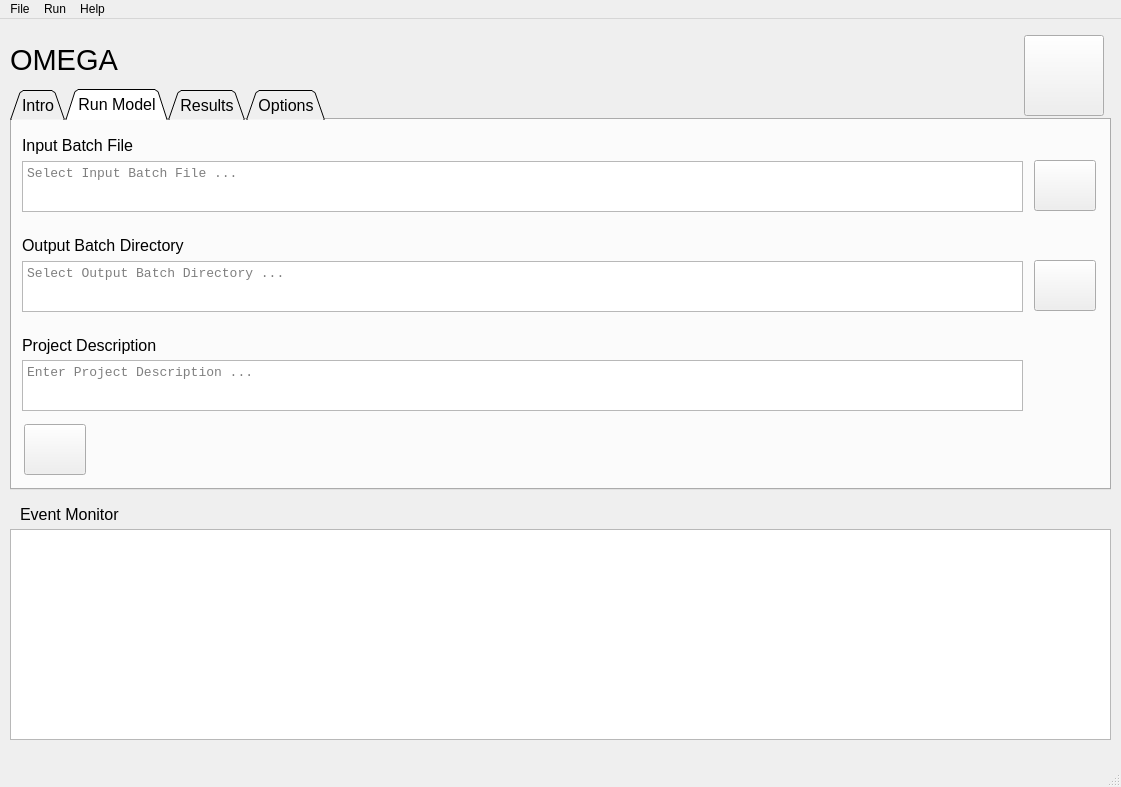
Old version of the form omega_gui/elements/omega_gui_qt.ui in the repository USEPA/EPA_OMEGA_Model.
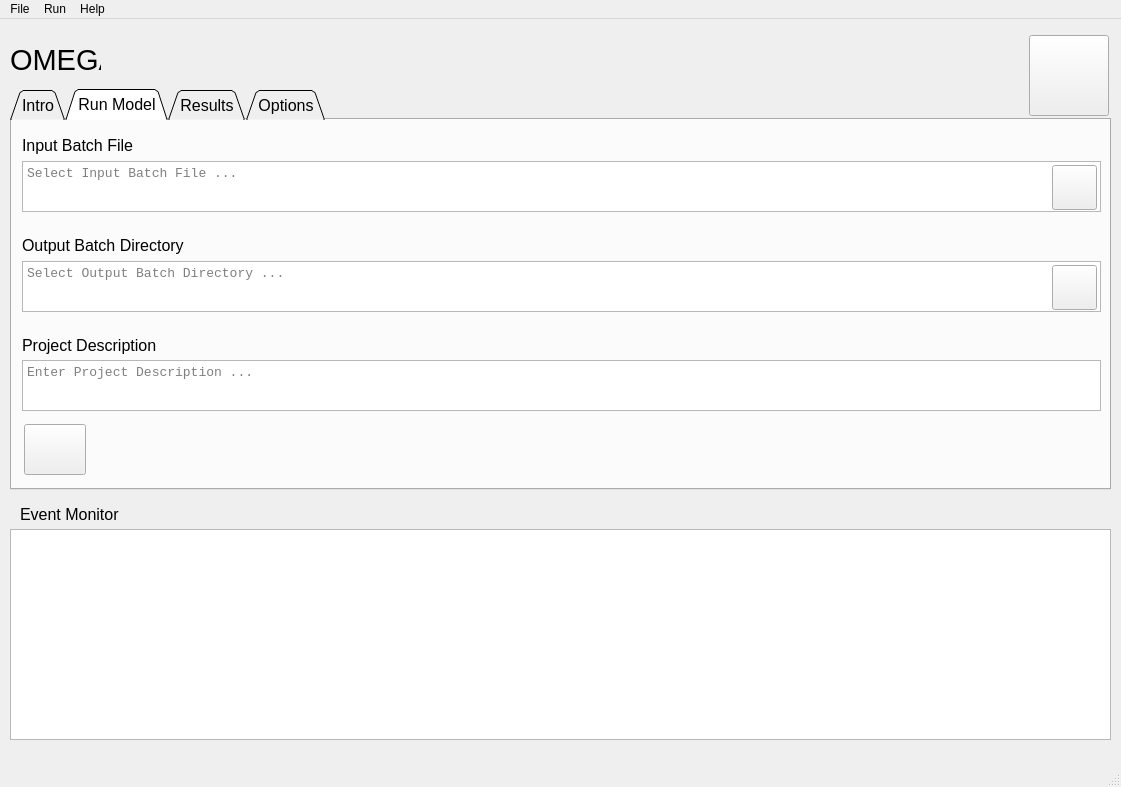
New version of the form. The open tabs and pages were chosen to show the change.

```diff
--- a/omega_gui/elements/omega_gui_qt.ui
+++ b/omega_gui/elements/omega_gui_qt.ui
@@ -154,7 +154,7 @@
        <rect>
         <x>10</x>
         <y>41</y>
-        <width>1001</width>
+        <width>1079</width>
         <height>51</height>
        </rect>
       </property>
@@ -205,7 +205,7 @@
        <rect>
         <x>10</x>
         <y>141</y>
-        <width>1001</width>
+        <width>1079</width>
         <height>51</height>
        </rect>
       </property>
@@ -227,10 +227,10 @@
      <widget class="QPushButton" name="select_output_batch_directory_button">
       <property name="geometry">
        <rect>
-        <x>1022</x>
-        <y>140</y>
-        <width>62</width>
-        <height>51</height>
+        <x>1040</x>
+        <y>145</y>
+        <width>45</width>
+        <height>45</height>
        </rect>
       </property>
       <property name="font">
@@ -249,8 +249,8 @@
       </property>
       <property name="iconSize">
        <size>
-        <width>58</width>
-        <height>47</height>
+        <width>35</width>
+        <height>35</height>
        </size>
       </property>
      </widget>
@@ -260,10 +260,10 @@
       </property>
       <property name="geometry">
        <rect>
-        <x>1022</x>
-        <y>40</y>
-        <width>62</width>
-        <height>51</height>
+        <x>1040</x>
+        <y>45</y>
+        <width>45</width>
+        <height>45</height>
        </rect>
       </property>
       <property name="font">
@@ -282,8 +282,8 @@
       </property>
       <property name="iconSize">
        <size>
-        <width>58</width>
-        <height>47</height>
+        <width>35</width>
+        <height>35</height>
        </size>
       </property>
      </widget>
@@ -292,7 +292,7 @@
        <rect>
         <x>10</x>
         <y>240</y>
-        <width>1001</width>
+        <width>1079</width>
         <height>51</height>
        </rect>
       </property>
@@ -634,7 +634,7 @@
      <rect>
       <x>10</x>
       <y>15</y>
-      <width>191</width>
+      <width>91</width>
       <height>51</height>
      </rect>
     </property>
@@ -710,7 +710,7 @@
     <widget class="QPushButton" name="epa_button">
      <property name="geometry">
       <rect>
-       <x>1025</x>
+       <x>1030</x>
        <y>7</y>
        <width>80</width>
        <height>81</height>
```
Left out of the diff: 4 changed lines with no effect on the pictures.
